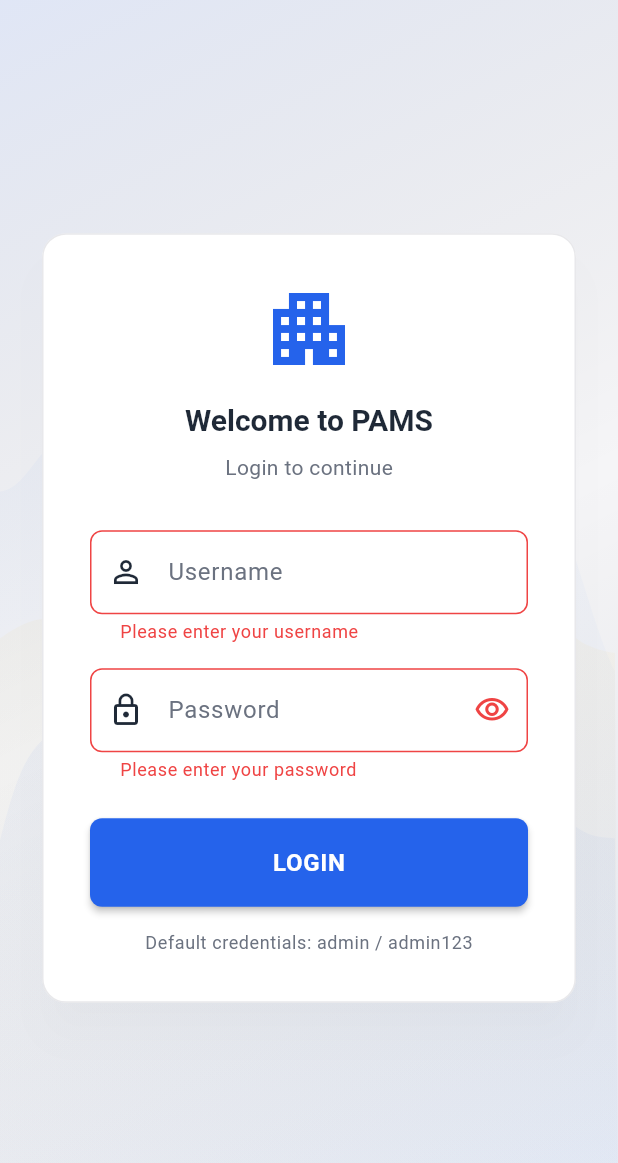
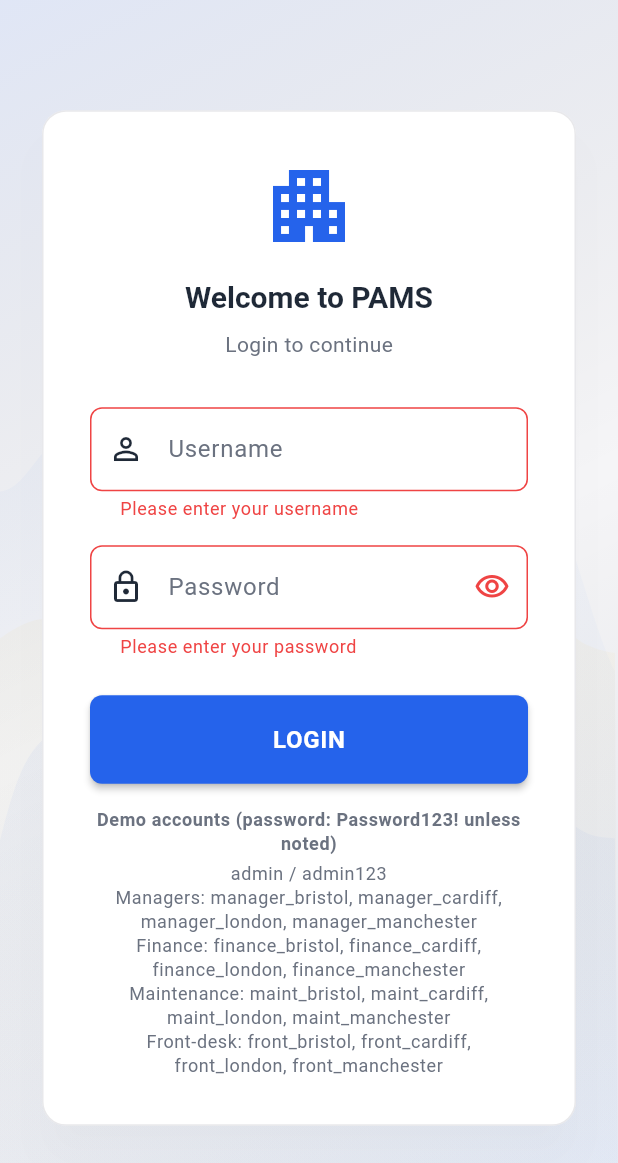
Before and after one commit to Zebopanckes/PAMS-AdvancedSoftwareDevelopment-2025, a Flutter app: the screen it shows after launch, after a tap on "LOGIN", on a phone screen of 412 x 824 dp. Shown: the top 1163 px of the screen. Run offline on Flutter 3.47's test engine with Material 3 defaults, Android fonts, the phone set to English and light mode, and no system bars; drawn by our look-alikes of flutter_animate; our stand-ins replace fl_chart, pdf, printing, shared_preferences, sqflite, sqflite_common_ffi; missing offline and left inert: bcrypt, window_manager; accounts and stored records are empty.

Commit message:
Ni duplicate number snackbar changed to semantic text adding city functionality completed

```diff
--- a/lib/core/routes/app_routes.dart
+++ b/lib/core/routes/app_routes.dart
@@ -14,6 +14,7 @@ import '../../features/maintenance/presentation/screens/maintenance_list_screen.
 import '../../features/complaints/presentation/screens/complaints_list_screen.dart';
 import '../../features/users/presentation/screens/users_list_screen.dart';
 import '../../features/reports/presentation/screens/reports_screen.dart';
+import '../../features/cities/presentation/screens/cities_list_screen.dart';
 
 class AppRoutes {
   static const String splash = '/';
@@ -27,6 +28,7 @@ class AppRoutes {
   static const String complaints = '/complaints';
   static const String reports = '/reports';
   static const String users = '/users';
+  static const String cities = '/cities';
 
   static Route<dynamic> onGenerateRoute(RouteSettings settings) {
     switch (settings.name) {
@@ -52,6 +54,8 @@ class AppRoutes {
         return _buildRoute(const ReportsScreen(), settings);
       case users:
         return _buildRoute(const UsersListScreen(), settings);
+      case cities:
+        return _buildRoute(const CitiesListScreen(), settings);
       default:
         return _buildRoute(
           Scaffold(
--- a/lib/core/security/rbac.dart
+++ b/lib/core/security/rbac.dart
@@ -70,6 +70,7 @@ class Rbac {
       Permission.manageComplaints,
       Permission.manageUsers,
       Permission.viewReports,
+      Permission.expandBusiness,
     },
     UserRole.manager: {
       Permission.viewTenants,
--- a/lib/core/services/database_service.dart
+++ b/lib/core/services/database_service.dart
@@ -27,7 +27,7 @@ class DatabaseService {
   // (`$2a$12$...`). Incompatible representations, so existing installs must
   // upgrade — `_onUpgrade` drops and recreates the schema and reseeds the
   // default administrator with a fresh bcrypt hash.
-  static const int _schemaVersion = 3;
+  static const int _schemaVersion = 4;
 
   Future<Database> get database async {
     if (_database != null) return _database!;
@@ -62,6 +62,7 @@ class DatabaseService {
       'apartments',
       'tenants',
       'users',
+      'cities',
     ];
     for (final t in tables) {
       await db.execute('DROP TABLE IF EXISTS $t');
@@ -246,6 +247,17 @@ class DatabaseService {
       )
     ''');
 
+    await db.execute('''
+      CREATE TABLE cities (
+        name TEXT PRIMARY KEY,
+        created_at TEXT NOT NULL
+      )
+    ''');
+    final nowCities = DateTime.now().toIso8601String();
+    for (final c in const ['Bristol', 'Cardiff', 'London', 'Manchester']) {
+      await db.insert('cities', {'name': c, 'created_at': nowCities});
+    }
+
     await db.execute('CREATE INDEX idx_tenants_city ON tenants(city)');
     await db.execute('CREATE INDEX idx_apartments_city ON apartments(city)');
     await db.execute('CREATE INDEX idx_apartments_status ON apartments(status)');
--- a/lib/core/services/tenant_service.dart
+++ b/lib/core/services/tenant_service.dart
@@ -36,9 +36,23 @@ class TenantService {
     }
 
     final now = DateTime.now();
+    final normalisedNi = niNumber.toUpperCase().replaceAll(' ', '');
+
+    final db = await DatabaseService.instance.database;
+    final existing = await db.query(
+      'tenants',
+      where: 'ni_number = ?',
+      whereArgs: [normalisedNi],
+      limit: 1,
+    );
+    if (existing.isNotEmpty) {
+      throw StateError(
+          'A tenant with NI number $normalisedNi already exists.');
+    }
+
     final tenant = TenantModel(
       id: 'tenant-${_uuid.v4()}',
-      niNumber: niNumber.toUpperCase().replaceAll(' ', ''),
+      niNumber: normalisedNi,
       fullName: fullName.trim(),
       email: email.trim().toLowerCase(),
       phone: phone.trim(),
@@ -53,7 +67,6 @@ class TenantService {
       updatedAt: now,
     );
 
-    final db = await DatabaseService.instance.database;
     await db.insert('tenants', tenant.toMap());
     return tenant;
   }
--- a/lib/features/auth/presentation/screens/login_screen.dart
+++ b/lib/features/auth/presentation/screens/login_screen.dart
@@ -198,11 +198,25 @@ class _LoginScreenState extends State<LoginScreen> {
                             .scale(delay: 600.ms),
                         const SizedBox(height: 16),
                         Text(
-                          'Default credentials: admin / admin123',
-                          style: Theme.of(context).textTheme.bodySmall,
+                          'Demo accounts (password: Password123! unless noted)',
+                          style: Theme.of(context).textTheme.bodySmall
+                              ?.copyWith(fontWeight: FontWeight.w600),
+                          textAlign: TextAlign.center,
                         )
                             .animate()
                             .fadeIn(delay: 700.ms),
+                        const SizedBox(height: 4),
+                        Text(
+                          'admin / admin123\n'
+                          'Managers: manager_bristol, manager_cardiff, manager_london, manager_manchester\n'
+                          'Finance: finance_bristol, finance_cardiff, finance_london, finance_manchester\n'
+                          'Maintenance: maint_bristol, maint_cardiff, maint_london, maint_manchester\n'
+                          'Front-desk: front_bristol, front_cardiff, front_london, front_manchester',
+                          style: Theme.of(context).textTheme.bodySmall,
+                          textAlign: TextAlign.center,
+                        )
+                            .animate()
+                            .fadeIn(delay: 750.ms),
                       ],
                     ),
                   ),
--- a/lib/main.dart
+++ b/lib/main.dart
@@ -5,8 +5,10 @@
 
 import 'dart:io' show Platform;
 import 'package:flutter/material.dart';
+import 'package:flutter/services.dart';
 import 'package:provider/provider.dart';
 import 'package:sqflite_common_ffi/sqflite_ffi.dart';
+import 'package:window_manager/window_manager.dart';
 
 import 'core/routes/app_routes.dart';
 import 'core/services/auth_service.dart';
@@ -22,6 +24,15 @@ Future<void> main() async {
   if (Platform.isWindows || Platform.isLinux || Platform.isMacOS) {
     sqfliteFfiInit();
     databaseFactory = databaseFactoryFfi;
+  }
+
+  // Initialise window manager for desktop fullscreen support.
+  if (Platform.isWindows || Platform.isLinux || Platform.isMacOS) {
+    await windowManager.ensureInitialized();
+    await windowManager.waitUntilReadyToShow(null, () async {
+      await windowManager.show();
+      await windowManager.focus();
+    });
   }
 
   // Prime the database.
@@ -46,6 +57,16 @@ class PAMSApp extends StatelessWidget {
       providers: [
         ChangeNotifierProvider(create: (_) => AuthProvider(AuthService())),
       ],
+      child: KeyboardListener(
+        focusNode: FocusNode(),
+        autofocus: true,
+        onKeyEvent: (event) async {
+          if (event is KeyDownEvent &&
+              event.logicalKey == LogicalKeyboardKey.f11) {
+            final isFullScreen = await windowManager.isFullScreen();
+            await windowManager.setFullScreen(!isFullScreen);
+          }
+        },
         child: MaterialApp(
           title: 'PAMS – Paragon Apartment Management System',
           theme: AppTheme.lightTheme,
@@ -55,6 +76,7 @@ class PAMSApp extends StatelessWidget {
           onGenerateRoute: AppRoutes.onGenerateRoute,
           debugShowCheckedModeBanner: false,
         ),
+      ),
     );
   }
 }
```
Also changed, not shown: lib/core/services/city_service.dart (added, +104 -0 lines), lib/features/apartments/presentation/screens/apartment_form_screen.dart (+14 -8 lines), lib/features/apartments/presentation/screens/apartments_list_screen.dart (+11 -6 lines), lib/features/cities/presentation/screens/cities_list_screen.dart (added, +177 -0 lines), lib/features/dashboard/presentation/screens/dashboard_screen.dart (+9 -0 lines), lib/features/tenants/presentation/screens/tenant_form_screen.dart (+33 -10 lines), lib/features/users/presentation/screens/users_list_screen.dart (+12 -7 lines), pubspec.yaml (+9 -6 lines), pubspec.lock. Lines whose indentation alone changed are shown as unchanged.
